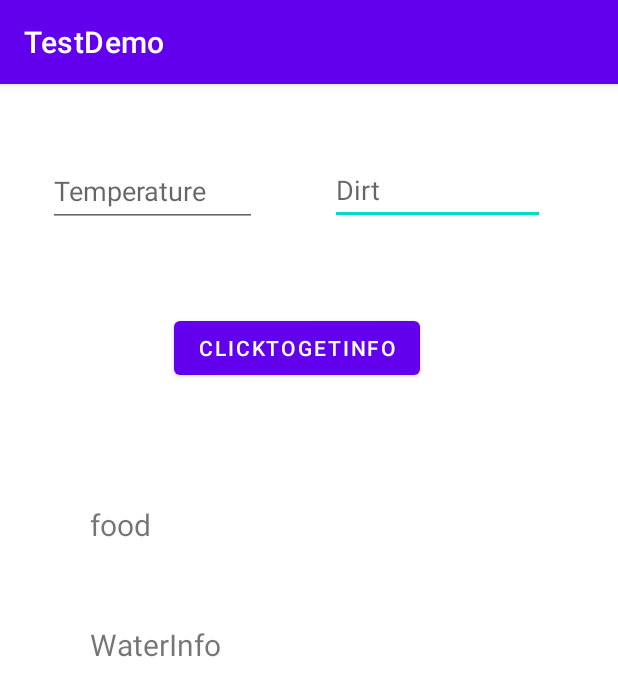
After one commit to devika099/test, an Android app: the MainActivity5 screen opened directly, with no data from a screen before it, on a phone screen of 412 x 824 dp. The commit adds this screen. Shown: the top 696 px of the screen. Run offline under Robolectric (Android 15) with nearby library versions, the phone set to English and light mode, and no system bars.

Commit message:
RandomDay

```diff
--- /dev/null
+++ b/app/src/main/java/com/example/testdemo/MainActivity5.kt
@@ -0,0 +1,53 @@
+package com.example.testdemo
+
+import androidx.appcompat.app.AppCompatActivity
+import android.os.Bundle
+import android.view.View
+import android.widget.Button
+import android.widget.EditText
+import android.widget.TextView
+
+fun ChangeWater(temp : Int , dirtt : Int , day : String ):Boolean = temp > 30 || dirtt > 30 || day == "Sunday";
+fun RandomDay() : String {
+    var arr = arrayOf("Monday","Tuesday","Wednesday","Thursday","Friday","Saturday","Sunday")
+    var d:String = arr[java.util.Random().nextInt(arr.size)]
+    return d
+}
+fun Feed(day:String):String{
+    var res =""
+    when(day){
+        "Monday" ->res="flakes"
+        "Tuesday" ->res="pellets"
+        "Wednesday" ->res="redworms"
+        "Thursday"->res="granules"
+        "Friday" -> res="mosquitoes"
+        "Saturday" -> res="lettuce"
+        "Sunday" -> res="plankton"
+    }
+    return res
+}
+
+class MainActivity5 : AppCompatActivity() {
+    override fun onCreate(savedInstanceState: Bundle?) {
+        super.onCreate(savedInstanceState)
+        setContentView(R.layout.activity_main5)
+        var ip1 = findViewById<EditText>(R.id.entry_1);
+        var ip2 = findViewById<EditText>(R.id.entry_2);
+        var but11 = findViewById<Button>(R.id.infobut);
+        var res1 = findViewById<TextView>(R.id.out_1);
+        var res2 = findViewById<TextView>(R.id.out_2);
+        but11.setOnClickListener(View.OnClickListener {
+            var temperature = ip1.text.toString().toInt()
+            var dirt = ip2.text.toString().toInt()
+            var day:String = RandomDay()
+            var food:String = Feed(day)
+            res1.setText("Today is $day, You need to feed $food")
+            when(ChangeWater(temperature,dirt,day)){
+                true -> res2.setText("Change Water is required")
+                false -> res2.setText("Change of water is not required")
+            }
+        }
+        )
+
+    }
+}
--- /dev/null
+++ b/app/src/main/res/layout/activity_main5.xml
@@ -0,0 +1,65 @@
+<?xml version="1.0" encoding="utf-8"?>
+<androidx.constraintlayout.widget.ConstraintLayout xmlns:android="http://schemas.android.com/apk/res/android"
+    xmlns:app="http://schemas.android.com/apk/res-auto"
+    xmlns:tools="http://schemas.android.com/tools"
+    android:layout_width="match_parent"
+    android:layout_height="match_parent"
+    tools:context=".MainActivity5">
+
+    <EditText
+        android:id="@+id/entry_2"
+        android:layout_width="143dp"
+        android:layout_height="46dp"
+        android:layout_marginStart="220dp"
+        android:layout_marginTop="48dp"
+        android:ems="10"
+        android:hint="Dirt"
+        android:inputType="textPersonName"
+        app:layout_constraintStart_toStartOf="parent"
+        app:layout_constraintTop_toTopOf="parent" />
+
+    <TextView
+        android:id="@+id/out_2"
+        android:layout_width="284dp"
+        android:layout_height="59dp"
+        android:layout_marginStart="60dp"
+        android:layout_marginTop="360dp"
+        android:text="WaterInfo"
+        android:textSize="20sp"
+        app:layout_constraintStart_toStartOf="parent"
+        app:layout_constraintTop_toTopOf="parent" />
+
+    <EditText
+        android:id="@+id/entry_1"
+        android:layout_width="139dp"
+        android:layout_height="47dp"
+        android:layout_marginStart="32dp"
+        android:layout_marginTop="48dp"
+        android:ems="10"
+        android:hint="Temperature"
+        android:inputType="textPersonName"
+        app:layout_constraintStart_toStartOf="parent"
+        app:layout_constraintTop_toTopOf="parent" />
+
+    <TextView
+        android:id="@+id/out_1"
+        android:layout_width="289dp"
+        android:layout_height="57dp"
+        android:layout_marginStart="60dp"
+        android:layout_marginTop="280dp"
+        android:text="food"
+        android:textSize="20sp"
+        app:layout_constraintStart_toStartOf="parent"
+        app:layout_constraintTop_toTopOf="parent" />
+
+    <Button
+        android:id="@+id/infobut"
+        android:layout_width="wrap_content"
+        android:layout_height="wrap_content"
+        android:layout_marginStart="116dp"
+        android:layout_marginTop="152dp"
+        android:text="ClickToGetInfo"
+        app:layout_constraintStart_toStartOf="parent"
+        app:layout_constraintTop_toTopOf="parent" />
+
+</androidx.constraintlayout.widget.ConstraintLayout>
--- a/app/src/main/res/values/strings.xml
+++ b/app/src/main/res/values/strings.xml
@@ -18,5 +18,4 @@
     </string-array>
 
 
-
 </resources>
```
Also changed, not shown: app/src/main/AndroidManifest.xml (+7 -0 lines). Lines whose indentation alone changed are shown as unchanged.
